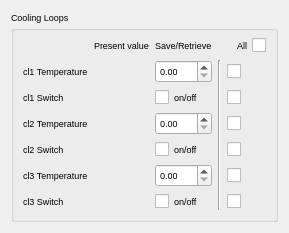
Above: src/widgets/ui/snapshot_coolingloops.ui from srgblnch/LinacGUI before the change. Below: the same form after it.
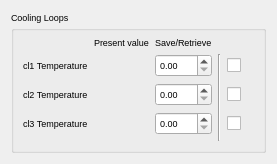
That is the form after the change. Custom widgets are drawn as their Qt base class.

The edit to the form file:
```diff
--- a/src/widgets/ui/snapshot_coolingloops.ui
+++ b/src/widgets/ui/snapshot_coolingloops.ui
@@ -6,8 +6,8 @@
    <rect>
     <x>0</x>
     <y>0</y>
-    <width>289</width>
-    <height>218</height>
+    <width>277</width>
+    <height>136</height>
    </rect>
   </property>
   <property name="font">
@@ -25,22 +25,6 @@
       <string>Cooling Loops</string>
      </property>
      <layout class="QGridLayout" name="gridLayout_2">
-      <item row="2" column="1">
-       <widget class="TaurusLed" name="collingLoop1SwitchRead">
-        <property name="minimumSize">
-         <size>
-          <width>15</width>
-          <height>15</height>
-         </size>
-        </property>
-        <property name="maximumSize">
-         <size>
-          <width>15</width>
-          <height>15</height>
-         </size>
-        </property>
-       </widget>
-      </item>
       <item row="1" column="4">
        <widget class="QCheckBox" name="coolingLoop1SetpointCheck">
         <property name="text">
@@ -55,34 +39,13 @@
         </property>
        </widget>
       </item>
-      <item row="2" column="0">
-       <widget class="QLabel" name="collingLoop1SwitchLabel">
-        <property name="text">
-         <string>cl1 Switch</string>
-        </property>
-       </widget>
-      </item>
-      <item row="2" column="2">
-       <widget class="QCheckBox" name="collingLoop1SwitchWrite">
-        <property name="text">
-         <string>on/off</string>
-        </property>
-       </widget>
-      </item>
       <item row="1" column="2">
        <widget class="QDoubleSpinBox" name="coolingLoop1SetpointWrite"/>
       </item>
       <item row="1" column="1">
        <widget class="TaurusLabel" name="coolingLoop1SetpointRead"/>
       </item>
-      <item row="4" column="0">
-       <widget class="QLabel" name="collingLoop2SwitchLabel">
-        <property name="text">
-         <string>cl2 Switch</string>
-        </property>
-       </widget>
-      </item>
-      <item row="7" column="1">
+      <item row="5" column="1">
        <spacer name="verticalSpacer">
         <property name="orientation">
          <enum>Qt::Vertical</enum>
@@ -102,13 +65,6 @@
         </property>
        </widget>
       </item>
-      <item row="2" column="4">
-       <widget class="QCheckBox" name="collingLoop1SwitchCheck">
-        <property name="text">
-         <string/>
-        </property>
-       </widget>
-      </item>
       <item row="0" column="2">
        <widget class="QLabel" name="SaveRetrieveTitle">
         <property name="text">
@@ -116,130 +72,53 @@
         </property>
        </widget>
       </item>
-      <item row="5" column="0">
+      <item row="3" column="0">
        <widget class="QLabel" name="coolingLoop3SetpointLabel">
         <property name="text">
          <string>cl3 Temperature</string>
         </property>
        </widget>
       </item>
-      <item row="3" column="0">
+      <item row="2" column="0">
        <widget class="QLabel" name="coolingLoop2SetpointLabel">
         <property name="text">
          <string>cl2 Temperature</string>
         </property>
        </widget>
       </item>
-      <item row="6" column="0">
-       <widget class="QLabel" name="collingLoop3SwitchLabel">
-        <property name="text">
-         <string>cl3 Switch</string>
-        </property>
-       </widget>
-      </item>
-      <item row="3" column="1">
+      <item row="2" column="1">
        <widget class="TaurusLabel" name="coolingLoop2SetpointRead"/>
       </item>
-      <item row="4" column="1">
-       <widget class="TaurusLed" name="collingLoop2SwitchRead">
-        <property name="minimumSize">
-         <size>
-          <width>15</width>
-          <height>15</height>
-         </size>
-        </property>
-        <property name="maximumSize">
-         <size>
-          <width>15</width>
-          <height>15</height>
-         </size>
-        </property>
-       </widget>
-      </item>
-      <item row="5" column="1">
+      <item row="3" column="1">
        <widget class="TaurusLabel" name="coolingLoop3SetpointRead"/>
       </item>
-      <item row="6" column="1">
-       <widget class="TaurusLed" name="collingLoop3SwitchRead">
-        <property name="minimumSize">
-         <size>
-          <width>15</width>
-          <height>15</height>
-         </size>
-        </property>
-        <property name="maximumSize">
-         <size>
-          <width>15</width>
-          <height>15</height>
-         </size>
-        </property>
-       </widget>
-      </item>
-      <item row="3" column="2">
+      <item row="2" column="2">
        <widget class="QDoubleSpinBox" name="coolingLoop2SetpointWrite"/>
       </item>
-      <item row="4" column="2">
-       <widget class="QCheckBox" name="collingLoop2SwitchWrite">
-        <property name="text">
-         <string>on/off</string>
-        </property>
-       </widget>
-      </item>
-      <item row="5" column="2">
+      <item row="3" column="2">
        <widget class="QDoubleSpinBox" name="coolingLoop3SetpointWrite"/>
       </item>
-      <item row="6" column="2">
-       <widget class="QCheckBox" name="collingLoop3SwitchWrite">
-        <property name="text">
-         <string>on/off</string>
-        </property>
-       </widget>
-      </item>
-      <item row="3" column="4">
+      <item row="2" column="4">
        <widget class="QCheckBox" name="coolingLoop2SetpointCheck">
         <property name="text">
          <string/>
         </property>
        </widget>
       </item>
-      <item row="4" column="4">
-       <widget class="QCheckBox" name="collingLoop2SwitchCheck">
-        <property name="text">
-         <string/>
-        </property>
-       </widget>
-      </item>
-      <item row="5" column="4">
+      <item row="3" column="4">
        <widget class="QCheckBox" name="coolingLoop3SetpointCheck">
         <property name="text">
          <string/>
         </property>
        </widget>
       </item>
-      <item row="6" column="4">
-       <widget class="QCheckBox" name="collingLoop3SwitchCheck">
-        <property name="text">
-         <string/>
-        </property>
-       </widget>
-      </item>
-      <item row="1" column="3" rowspan="6">
+      <item row="1" column="3" rowspan="4">
        <widget class="Line" name="line">
         <property name="orientation">
          <enum>Qt::Vertical</enum>
         </property>
        </widget>
       </item>
-      <item row="0" column="4">
-       <widget class="QCheckBox" name="ToApplyTitle">
-        <property name="layoutDirection">
-         <enum>Qt::RightToLeft</enum>
-        </property>
-        <property name="text">
-         <string>All</string>
-        </property>
-       </widget>
-      </item>
      </layout>
     </widget>
    </item>
@@ -257,27 +136,12 @@
    <extends>QLabel</extends>
    <header>taurus.qt.qtgui.display</header>
   </customwidget>
-  <customwidget>
-   <class>TaurusLed</class>
-   <extends>QLed</extends>
-   <header>taurus.qt.qtgui.display</header>
-  </customwidget>
-  <customwidget>
-   <class>QLed</class>
-   <extends>QPixmapWidget</extends>
-   <header>taurus.qt.qtgui.display</header>
-  </customwidget>
   <customwidget>
    <class>TaurusGroupBox</class>
    <extends>QGroupBox</extends>
    <header>taurus.qt.qtgui.container</header>
    <container>1</container>
   </customwidget>
-  <customwidget>
-   <class>QPixmapWidget</class>
-   <extends>QWidget</extends>
-   <header>taurus.qt.qtgui.display</header>
-  </customwidget>
  </customwidgets>
  <resources/>
  <connections/>
```
